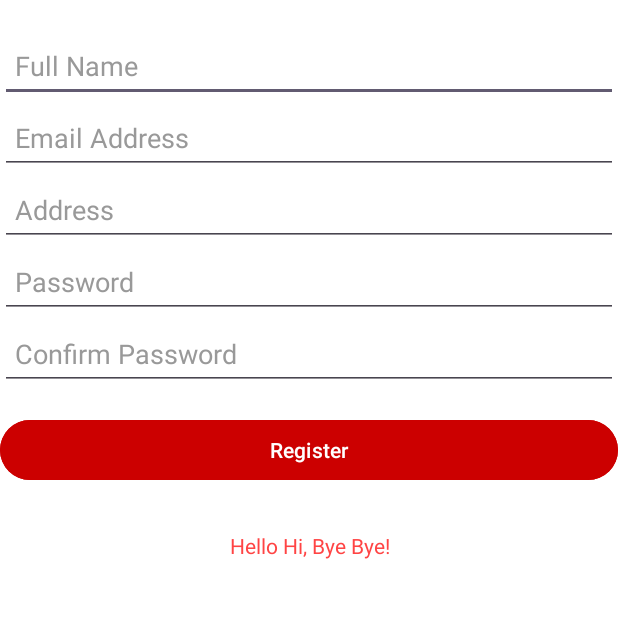
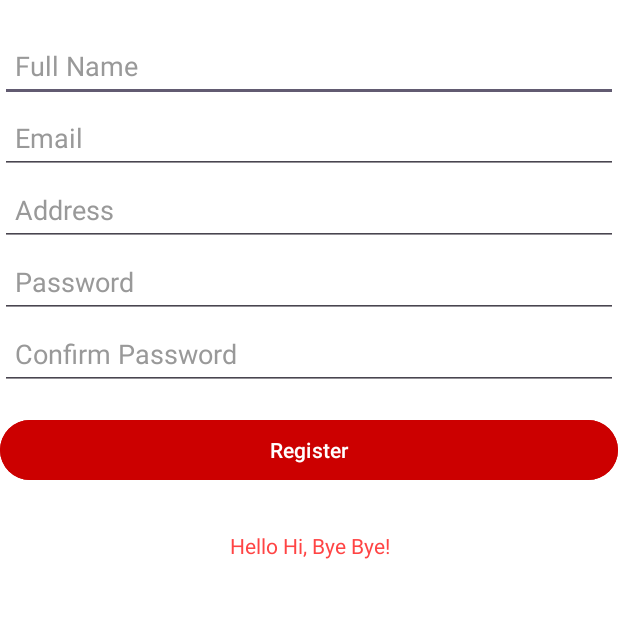
Before and after one commit to Rabindra-Bhattarai/Kotlin-ind., an Android app: the RegisterActivity screen opened directly, with no data from a screen before it, on a phone screen of 412 x 824 dp, the part 232-850 px from its top. Run offline under Robolectric (Android 15) with nearby library versions, the phone set to English and light mode, and no system bars; our stand-ins replace Firebase (no records; nobody signed in at launch, a user with empty details on screens opened directly).

Commit message:
Chnages in Register frontend part

```diff
--- a/app/src/main/res/layout/activity_register.xml
+++ b/app/src/main/res/layout/activity_register.xml
@@ -57,7 +57,7 @@
         android:id="@+id/editEmail"
         android:layout_width="match_parent"
         android:layout_height="wrap_content"
-        android:hint="Email Address"
+        android:hint="Email"
         android:inputType="textEmailAddress"
         android:minHeight="48dp"
         android:padding="10dp"
```
